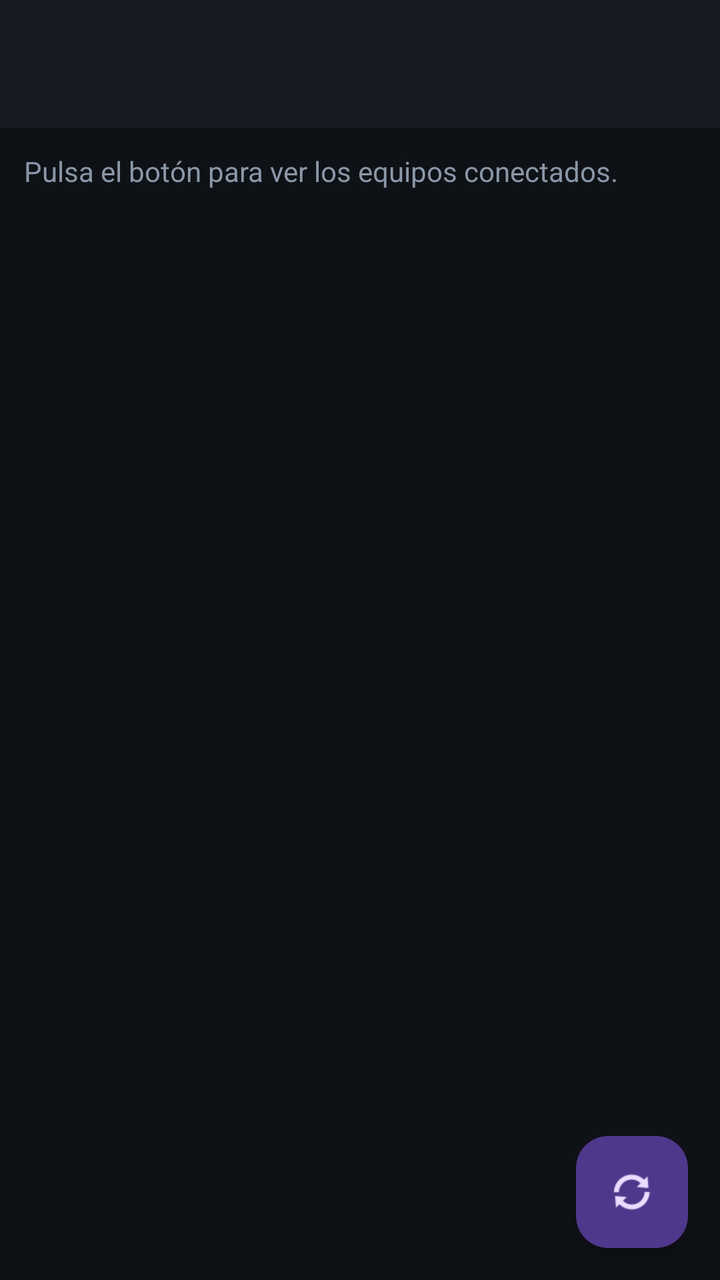
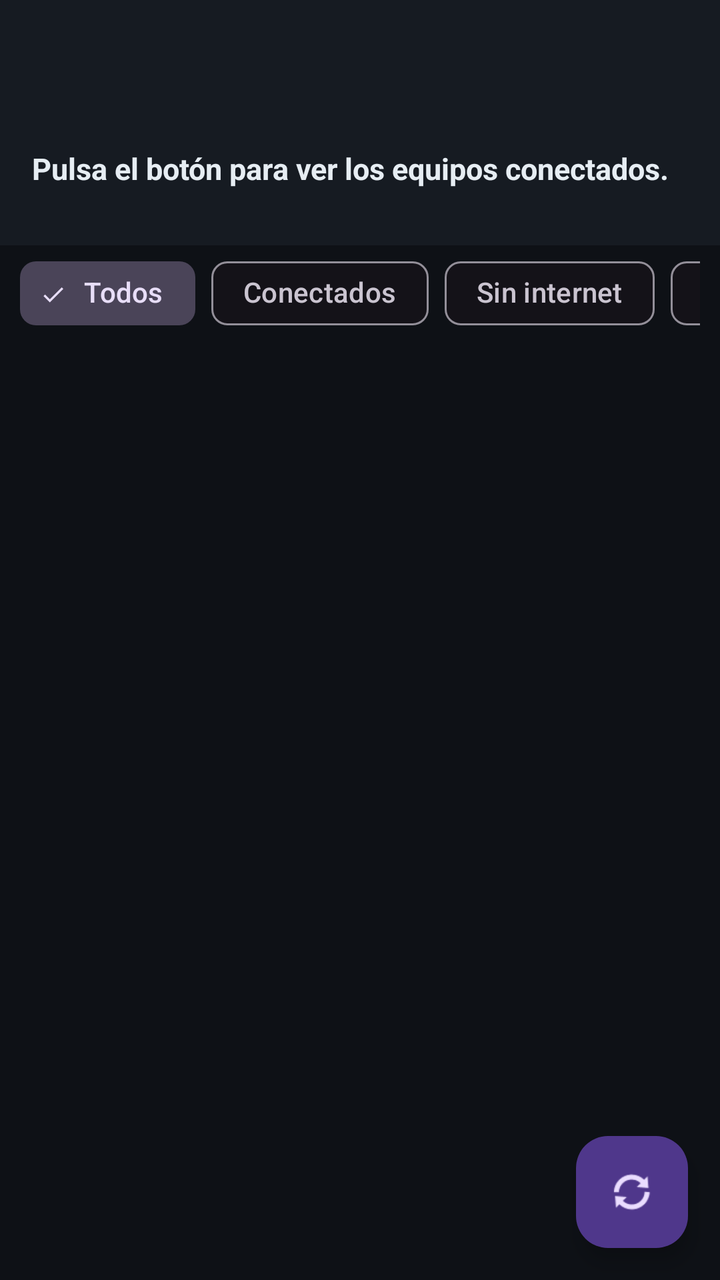

Screens rendered from an Android XML layout before and after an edit, with the pre-edit source and the edit as a unified diff.
<!-- AndroidManifest.xml: application theme Theme.WifiManager -->
<!-- res/layout/activity_main.xml -->
<?xml version="1.0" encoding="utf-8"?>
<LinearLayout xmlns:android="http://schemas.android.com/apk/res/android"
    xmlns:app="http://schemas.android.com/apk/res-auto"
    android:layout_width="match_parent"
    android:layout_height="match_parent"
    android:orientation="vertical"
    android:background="#0E1116">

    <com.google.android.material.appbar.MaterialToolbar
        android:id="@+id/toolbar"
        android:layout_width="match_parent"
        android:layout_height="wrap_content"
        android:background="#161B22"
        android:title="@string/app_name"
        app:titleTextColor="#E6EDF3" />

    <TextView
        android:id="@+id/status"
        android:layout_width="match_parent"
        android:layout_height="wrap_content"
        android:padding="12dp"
        android:textColor="#8B97A7"
        android:text="@string/pulsa_actualizar" />

    <androidx.recyclerview.widget.RecyclerView
        android:id="@+id/list"
        android:layout_width="match_parent"
        android:layout_height="0dp"
        android:layout_weight="1"
        android:clipToPadding="false"
        android:paddingBottom="80dp" />

    <com.google.android.material.floatingactionbutton.FloatingActionButton
        android:id="@+id/refresh"
        android:layout_width="wrap_content"
        android:layout_height="wrap_content"
        android:layout_gravity="end"
        android:layout_margin="16dp"
        android:src="@android:drawable/ic_popup_sync"
        android:contentDescription="@string/actualizar" />
</LinearLayout>
<!-- resources referenced by this layout -->
<resources>
  <string name="actualizar">Actualizar</string>
  <string name="app_name">Wifi Manager</string>
  <string name="pulsa_actualizar">Pulsa el botón para ver los equipos conectados.</string>
  <style name="Theme.WifiManager" parent="Theme.Material3.Dark.NoActionBar">
          <item name="colorPrimary">#2F81F7</item>
          <item name="colorOnPrimary">#FFFFFF</item>
          <item name="android:statusBarColor">#0E1116</item>
          <item name="android:windowBackground">#0E1116</item>
      </style>
</resources>

<!-- the commit's change to res/layout/activity_main.xml (unified diff, before → after) -->
@@ -14,13 +14,85 @@
         android:title="@string/app_name"
         app:titleTextColor="#E6EDF3" />
 
-    <TextView
-        android:id="@+id/status"
+    <LinearLayout
+        android:id="@+id/summary"
         android:layout_width="match_parent"
         android:layout_height="wrap_content"
-        android:padding="12dp"
-        android:textColor="#8B97A7"
-        android:text="@string/pulsa_actualizar" />
+        android:orientation="vertical"
+        android:background="#161B22"
+        android:paddingHorizontal="16dp"
+        android:paddingVertical="10dp">
+
+        <TextView
+            android:id="@+id/status"
+            android:layout_width="match_parent"
+            android:layout_height="wrap_content"
+            android:textColor="#E6EDF3"
+            android:textSize="15sp"
+            android:textStyle="bold"
+            android:text="@string/pulsa_actualizar" />
+
+        <TextView
+            android:id="@+id/subStatus"
+            android:layout_width="match_parent"
+            android:layout_height="wrap_content"
+            android:textColor="#8B97A7"
+            android:textSize="12sp"
+            android:layout_marginTop="2dp" />
+    </LinearLayout>
+
+    <HorizontalScrollView
+        android:layout_width="match_parent"
+        android:layout_height="wrap_content"
+        android:scrollbars="none"
+        android:paddingHorizontal="10dp">
+
+        <com.google.android.material.chip.ChipGroup
+            android:id="@+id/chips"
+            android:layout_width="wrap_content"
+            android:layout_height="wrap_content"
+            app:singleSelection="true"
+            app:selectionRequired="true"
+            app:singleLine="true">
+
+            <com.google.android.material.chip.Chip android:id="@+id/c_todos" style="@style/Widget.Material3.Chip.Filter"
+                android:layout_width="wrap_content" android:layout_height="wrap_content" android:text="@string/f_todos" android:checked="true" />
+            <com.google.android.material.chip.Chip android:id="@+id/c_conectados" style="@style/Widget.Material3.Chip.Filter"
+                android:layout_width="wrap_content" android:layout_height="wrap_content" android:text="@string/f_conectados" />
+            <com.google.android.material.chip.Chip android:id="@+id/c_bloqueados" style="@style/Widget.Material3.Chip.Filter"
+                android:layout_width="wrap_content" android:layout_height="wrap_content" android:text="@string/f_bloqueados" />
+            <com.google.android.material.chip.Chip android:id="@+id/c_desconectados" style="@style/Widget.Material3.Chip.Filter"
+                android:layout_width="wrap_content" android:layout_height="wrap_content" android:text="@string/f_desconectados" />
+            <com.google.android.material.chip.Chip android:id="@+id/c_totalplay" style="@style/Widget.Material3.Chip.Filter"
+                android:layout_width="wrap_content" android:layout_height="wrap_content" android:text="@string/f_totalplay" />
+            <com.google.android.material.chip.Chip android:id="@+id/c_xiaomi" style="@style/Widget.Material3.Chip.Filter"
+                android:layout_width="wrap_content" android:layout_height="wrap_content" android:text="@string/f_xiaomi" />
+            <com.google.android.material.chip.Chip android:id="@+id/c_ocultos" style="@style/Widget.Material3.Chip.Filter"
+                android:layout_width="wrap_content" android:layout_height="wrap_content" android:text="@string/f_ocultos" />
+        </com.google.android.material.chip.ChipGroup>
+    </HorizontalScrollView>
+
+    <LinearLayout
+        android:id="@+id/selBar"
+        android:layout_width="match_parent"
+        android:layout_height="wrap_content"
+        android:orientation="horizontal"
+        android:gravity="center_vertical"
+        android:background="#1F2937"
+        android:paddingHorizontal="10dp"
+        android:paddingVertical="4dp"
+        android:visibility="gone">
+
+        <Button android:id="@+id/btnSelOffline" style="?attr/materialButtonOutlinedStyle"
+            android:layout_width="0dp" android:layout_weight="1" android:layout_height="wrap_content"
+            android:textSize="12sp" android:text="@string/sel_desconectados" />
+        <Button android:id="@+id/btnHideSel" style="?attr/materialButtonStyle"
+            android:layout_width="wrap_content" android:layout_height="wrap_content"
+            android:layout_marginStart="6dp" android:textSize="12sp" android:text="@string/ocultar_sel" />
+        <Button android:id="@+id/btnCancelSel" style="?attr/borderlessButtonStyle"
+            android:layout_width="wrap_content" android:layout_height="wrap_content"
+            android:layout_marginStart="2dp" android:textSize="12sp" android:text="@string/cancelar" />
+    </LinearLayout>
 
     <androidx.recyclerview.widget.RecyclerView
         android:id="@+id/list"
<!-- resource entries referenced after the edit -->
@@ -2,7 +2,17 @@
 <resources>
   <string name="actualizar">Actualizar</string>
   <string name="app_name">Wifi Manager</string>
+  <string name="cancelar">Cancelar</string>
+  <string name="f_bloqueados">Sin internet</string>
+  <string name="f_conectados">Conectados</string>
+  <string name="f_desconectados">Desconectados</string>
+  <string name="f_ocultos">Ocultos</string>
+  <string name="f_todos">Todos</string>
+  <string name="f_totalplay">Totalplay</string>
+  <string name="f_xiaomi">Xiaomi</string>
+  <string name="ocultar_sel">Ocultar (%d)</string>
   <string name="pulsa_actualizar">Pulsa el botón para ver los equipos conectados.</string>
+  <string name="sel_desconectados">Todos los desconectados</string>
   <style name="Theme.WifiManager" parent="Theme.Material3.Dark.NoActionBar">
           <item name="colorPrimary">#2F81F7</item>
           <item name="colorOnPrimary">#FFFFFF</item>
